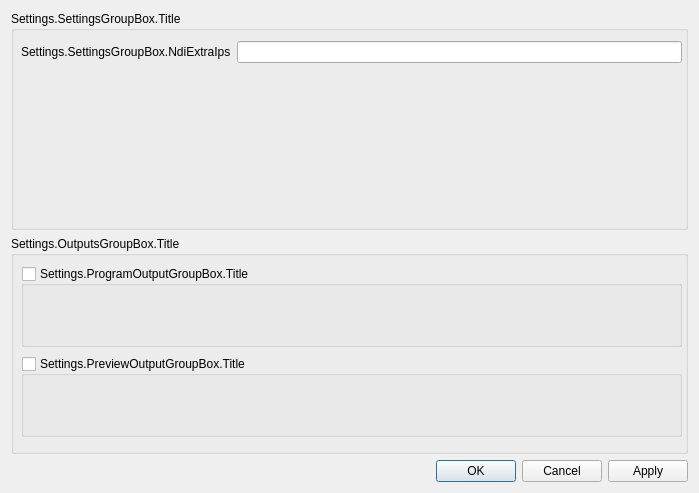
This is src/forms/SettingsDialog.ui in DistroAV/DistroAV as Qt 5 draws it before an edit. The edited form follows.
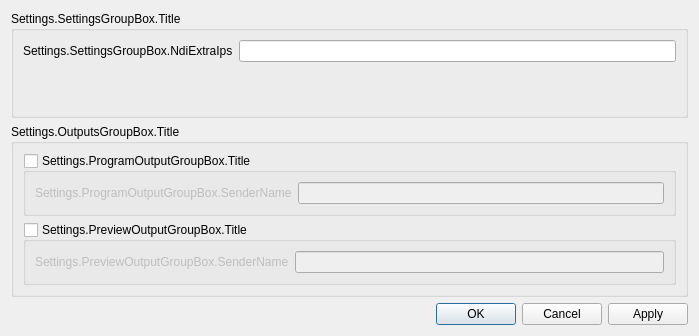
This is the edited form.

Commit message: Base: Random output code

Patch:
```diff
--- a/src/forms/SettingsDialog.ui
+++ b/src/forms/SettingsDialog.ui
@@ -7,7 +7,7 @@
     <x>0</x>
     <y>0</y>
     <width>699</width>
-    <height>493</height>
+    <height>336</height>
    </rect>
   </property>
   <property name="windowTitle">
@@ -19,15 +19,8 @@
      <property name="title">
       <string>Settings.SettingsGroupBox.Title</string>
      </property>
-     <widget class="QWidget" name="formLayoutWidget">
-      <property name="geometry">
-       <rect>
-        <x>10</x>
-        <y>30</y>
-        <width>661</width>
-        <height>171</height>
-       </rect>
-      </property>
+     <layout class="QGridLayout" name="gridLayout">
+      <item row="0" column="0">
       <layout class="QFormLayout" name="formLayout">
        <item row="0" column="0">
         <widget class="QLabel" name="label">
@@ -40,7 +33,8 @@
         <widget class="QLineEdit" name="ndiExtraIpsLineEdit"/>
        </item>
       </layout>
-     </widget>
+      </item>
+     </layout>
     </widget>
    </item>
    <item>
@@ -48,15 +42,9 @@
      <property name="title">
       <string>Settings.OutputsGroupBox.Title</string>
      </property>
+     <layout class="QGridLayout" name="gridLayout_2">
+      <item row="0" column="0">
      <widget class="QGroupBox" name="programOutputGroupBox">
-      <property name="geometry">
-       <rect>
-        <x>10</x>
-        <y>30</y>
-        <width>661</width>
-        <height>81</height>
-       </rect>
-      </property>
       <property name="title">
        <string>Settings.ProgramOutputGroupBox.Title</string>
       </property>
@@ -66,16 +54,22 @@
       <property name="checked">
        <bool>false</bool>
       </property>
-     </widget>
+        <layout class="QFormLayout" name="formLayout_2">
+         <item row="0" column="0">
+          <widget class="QLabel" name="programOutputSenderNameLabel">
+           <property name="text">
+            <string>Settings.ProgramOutputGroupBox.SenderName</string>
+           </property>
+          </widget>
+         </item>
+         <item row="0" column="1">
+          <widget class="QLineEdit" name="programOutputSenderNameLineEdit"/>
+         </item>
+        </layout>
+       </widget>
+      </item>
+      <item row="1" column="0">
      <widget class="QGroupBox" name="previewOutputGroupBox">
-      <property name="geometry">
-       <rect>
-        <x>10</x>
-        <y>120</y>
-        <width>661</width>
-        <height>81</height>
-       </rect>
-      </property>
       <property name="title">
        <string>Settings.PreviewOutputGroupBox.Title</string>
       </property>
@@ -85,7 +79,21 @@
       <property name="checked">
        <bool>false</bool>
       </property>
-     </widget>
+        <layout class="QFormLayout" name="formLayout_3">
+         <item row="0" column="0">
+          <widget class="QLabel" name="previewOutputSenderNameLabel">
+           <property name="text">
+            <string>Settings.PreviewOutputGroupBox.SenderName</string>
+           </property>
+          </widget>
+         </item>
+         <item row="0" column="1">
+          <widget class="QLineEdit" name="previewOutputSenderNameLineEdit"/>
+         </item>
+        </layout>
+       </widget>
+      </item>
+     </layout>
     </widget>
    </item>
    <item>
```
Lines whose indentation alone changed are shown as unchanged. The commit also changes 7 other files.
